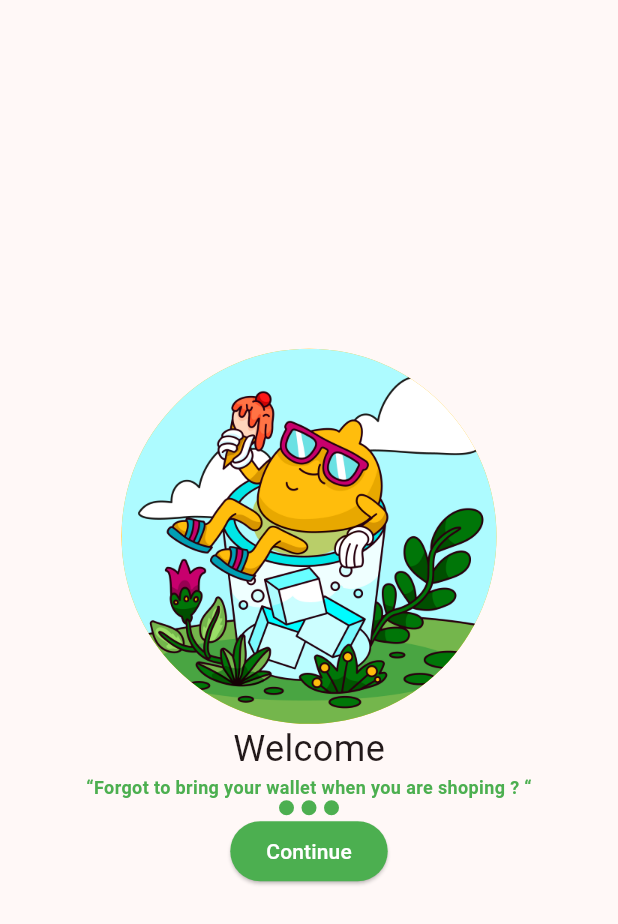
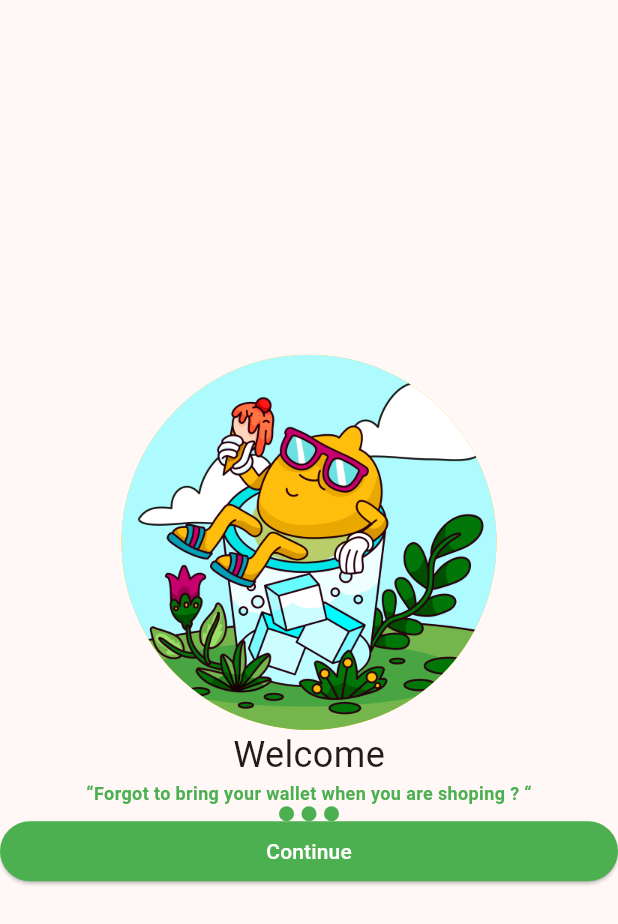
Before and after one commit to GAJAHGAJAH/KB1179-1123150165-uts, a Flutter app: the screen it shows after launch, on a phone screen of 412 x 824 dp. Shown: the top 924 px of the screen. Run offline on Flutter 3.47's test engine with Material 3 defaults, Android fonts, the phone set to English and light mode, and no system bars.

Commit message:
membuat tombol continue menjadi responsive

```diff
--- a/lib/screen/SplashScreen1.dart
+++ b/lib/screen/SplashScreen1.dart
@@ -66,14 +66,16 @@ class Splashscreen1 extends StatelessWidget {
                 ),
               ],
             ),
-            ElevatedButton(
-              onPressed: () {
-
-              },
-              style: ElevatedButton.styleFrom(backgroundColor: Colors.green),
-              child: Text(
-                "Continue",
-                style: TextStyle(fontSize: 14.0, color: Colors.white),
+            SizedBox(
+              height: 40,
+              width: double.infinity,
+              child: ElevatedButton(
+                onPressed: () {},
+                style: ElevatedButton.styleFrom(backgroundColor: Colors.green),
+                child: Text(
+                  "Continue",
+                  style: TextStyle(fontSize: 14.0, color: Colors.white),
+                ),
               ),
             ),
           ],
```
